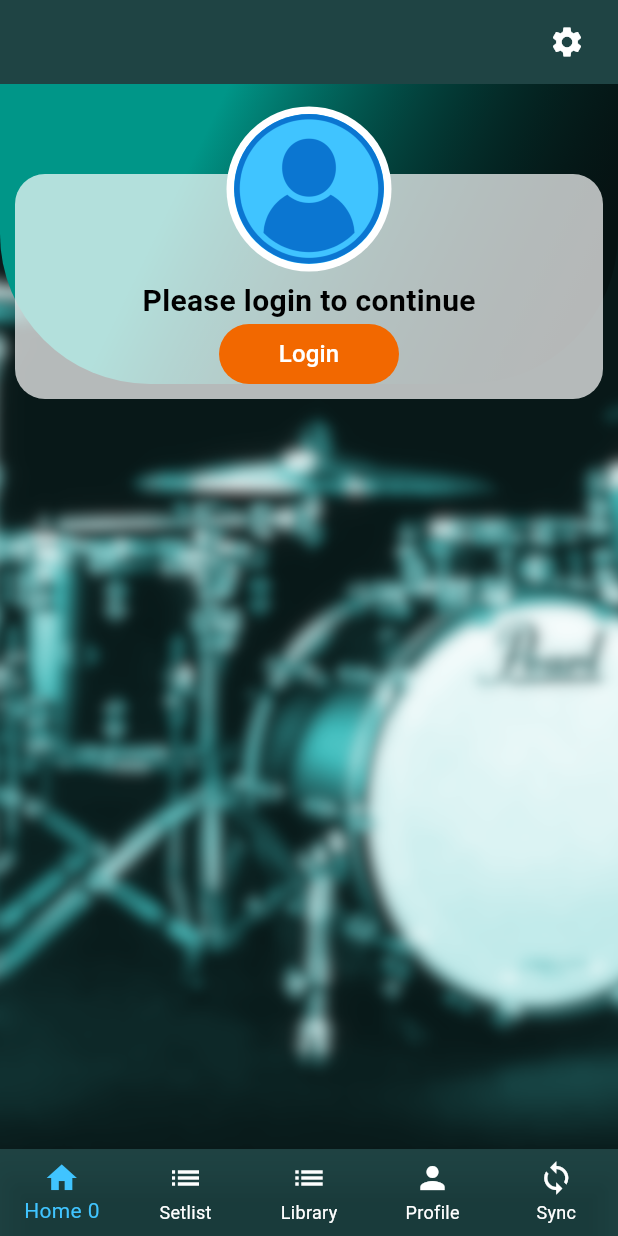
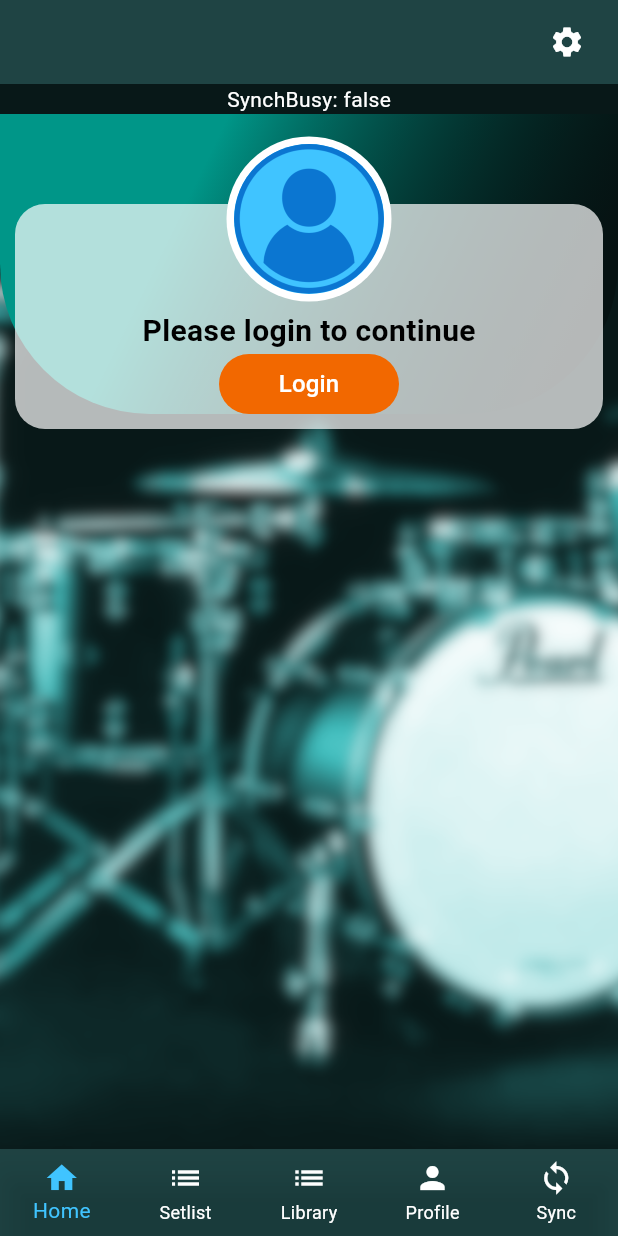
Before and after one commit to MariusRadyn/TeamPlayerWeb, a Flutter app: the screen it shows after launch, on a phone screen of 412 x 824 dp. Run offline on Flutter 3.47's test engine with Material 3 defaults, Android fonts, the phone set to English and light mode, and no system bars; our stand-ins replace cloud_firestore, firebase_auth, firebase_core, firebase_storage, image_picker, shared_preferences; accounts and stored records are empty.

Commit message:
got global snakbar working

```diff
--- a/lib/homePage.dart
+++ b/lib/homePage.dart
@@ -14,13 +14,13 @@ class HomePage extends StatefulWidget {
 
 class _HomePageState extends State<HomePage> {
   bool loggedIn = true;
-  //late BitMonitor bitMonitorSychBusy;
+  //BitMonitor bitMonitorSychBusy = BitMonitor(onBitChanged: _onBitChanged);
 
   @override
   void initState() {
     super.initState();
 
-    // Show SnackBar after the first frame is built
+    //Show SnackBar after the first frame is built
     // WidgetsBinding.instance.addPostFrameCallback((_) {
     //   if (synchBusy) {
     //     ScaffoldMessenger.of(context).showSnackBar(
@@ -51,13 +51,13 @@ class _HomePageState extends State<HomePage> {
               child: Column(
                 mainAxisAlignment: MainAxisAlignment.start,
                 children: <Widget>[
-                  // ValueListenableBuilder<bool>(
-                  //   valueListenable: bitMonitorSychBusy.bit,
-                  //   builder: (context, value, child) {
-                  //     return Text('Bit is ${value ? "ON" : "OFF"}');
-                  //   },
-                  // ),
-                  // Login Profile
+                  ValueListenableBuilder<bool>(
+                    valueListenable: syncBusy,
+                    builder: (context, value, child) {
+                      return Text('SynchBusy: ${value}');
+                    },
+                  ),
+                  //Login Profile
                   Stack(
                     children: [
                       // Backdrop
--- a/lib/libraryPage.dart
+++ b/lib/libraryPage.dart
@@ -15,7 +15,9 @@ class LibraryPage extends StatefulWidget {
 class _LibraryPageState extends State<LibraryPage> {
   @override
   Widget build(BuildContext context) {
-    return Scaffold(
+    return Container(
+      margin: const EdgeInsets.only(top: 10),
+      child: Scaffold(
         body: ListView.builder(
           itemCount: lstSongsLib.length,
           itemBuilder: (context, index) {
@@ -24,6 +26,7 @@ class _LibraryPageState extends State<LibraryPage> {
               subText: lstSongsLib[index].author,
             );
           },
+        ),
       ),
 
       // FutureBuilder<List<Reference>>(
--- a/lib/main.dart
+++ b/lib/main.dart
@@ -36,7 +36,7 @@ class _MyAppState extends State<MyApp> {
   int _currentIndex = 0;
   final SyncLib _syncLib = SyncLib();
 
-  late BitMonitor bitMonitorSychBusy;
+  //late BitMonitor bitMonitorSychBusy;
 
   final List _pages = [
     {"page": const HomePage(), "title": Text("")},
@@ -50,7 +50,6 @@ class _MyAppState extends State<MyApp> {
     userData.userName = "Marius";
     userData.surname = "Radyn";
     userData.userID = "user1";
-    synchBusy = true;
 
     super.initState();
 
@@ -62,11 +61,12 @@ class _MyAppState extends State<MyApp> {
       }
     };
 
-    _syncLib.onSyncDone = (_syncDone) {
+    _syncLib.onSyncDone = (_syncBusy) {
       if (mounted) {
         setState(() {
-          synchBusy = !_syncDone;
-          bitMonitorSychBusy.bit.value = synchBusy;
+          syncBusy.value = _syncBusy;
+          GlobalSnackBar.show('Synch Done (${lstSongsLib.length} Songs)');
+          print('Synch Done (${lstSongsLib.length} Songs)');
         });
       }
     };
@@ -75,12 +75,13 @@ class _MyAppState extends State<MyApp> {
 
     // Show SnackBar after the first frame is built
     WidgetsBinding.instance.addPostFrameCallback((_) {
-      GlobalSnackBar.show('Hello from main page2');
+      GlobalSnackBar.show('Synching...');
     });
   }
 
   @override
   void dispose() {
+    syncBusy.dispose();
     super.dispose();
   }
 
@@ -136,7 +137,7 @@ class _MyAppState extends State<MyApp> {
           items: [
             BottomNavigationBarItem(
               icon: Icon(Icons.home),
-              label: 'Home $_currentIndex',
+              label: 'Home',
             ),
             BottomNavigationBarItem(icon: Icon(Icons.list), label: 'Setlist'),
             BottomNavigationBarItem(icon: Icon(Icons.list), label: 'Library'),
--- a/lib/theme/theme_manager.dart
+++ b/lib/theme/theme_manager.dart
@@ -55,7 +55,7 @@ ThemeData darkTheme = ThemeData(
   listTileTheme: const ListTileThemeData(
     titleTextStyle: TextStyle(fontSize: 20, color: COLOR_DARK_TEXT),
     subtitleTextStyle: TextStyle(fontSize: 12, color: COLOR_ORANGE),
-    tileColor: COLOR_APPBAR,
+    tileColor: Color.fromARGB(22, 30, 104, 104),
   ),
   textTheme: const TextTheme(
     displayLarge: TextStyle(
--- a/lib/utils/globalData.dart
+++ b/lib/utils/globalData.dart
@@ -3,7 +3,7 @@ import 'package:firebase_core/firebase_core.dart';
 import 'package:flutter/material.dart';
 import 'package:teamplayerwebapp/utils/helpers.dart';
 
-bool synchBusy = false;
+final ValueNotifier<bool> syncBusy = ValueNotifier<bool>(false);
 late BitMonitor bitMonitorSychBusy;
 
 // UserData
--- a/lib/utils/helpers.dart
+++ b/lib/utils/helpers.dart
@@ -276,10 +276,10 @@ class MyListTile extends StatelessWidget {
 
   @override
   Widget build(BuildContext context) {
-    return ListTile(
-      //tileColor: Theme.of(context).colorScheme.primary,
+    return Column(children: [
+      ListTile(
         dense: true,
-      //splashColor: Colors.cyan,
+
         //Delete Icon
         trailing: IconButton(
           onPressed: onDelete,
@@ -288,13 +288,12 @@ class MyListTile extends StatelessWidget {
         title: Text(
           text,
           overflow: TextOverflow.ellipsis,
-        //style: Theme.of(context).textTheme.bodyMedium!.copyWith(
-        //color: Theme.of(context).colorScheme.onPrimary,
-        //),
         ),
         subtitle: Text(subText, overflow: TextOverflow.ellipsis),
         onTap: onTap,
-    );
+      ),
+      SizedBox(height: 3),
+    ]);
   }
 }
 
@@ -537,7 +536,7 @@ class MyMessageBox {
 
 class SyncLib {
   List<SongData> _songData = [];
-  bool _isSyncing = true;
+  bool _syncBusy = true;
   Function(List<SongData>)? onListUpdate;
   Function(bool)? onSyncDone;
 
@@ -569,8 +568,8 @@ class SyncLib {
       onListUpdate!(_songData);
     }
 
-    _isSyncing = false;
-    onSyncDone!(_isSyncing);
+    _syncBusy = false;
+    onSyncDone!(_syncBusy);
   }
 }
 
@@ -653,7 +652,11 @@ class GlobalSnackBar {
 
   static void show(String message) {
     scaffoldMessengerKey.currentState?.showSnackBar(
-      SnackBar(content: Text(message)),
+      SnackBar(
+        content: Text(message),
+        duration: const Duration(seconds: 2),
+        backgroundColor: Colors.white,
+      ),
     );
   }
 
```
Lines whose indentation alone changed are shown as unchanged.
